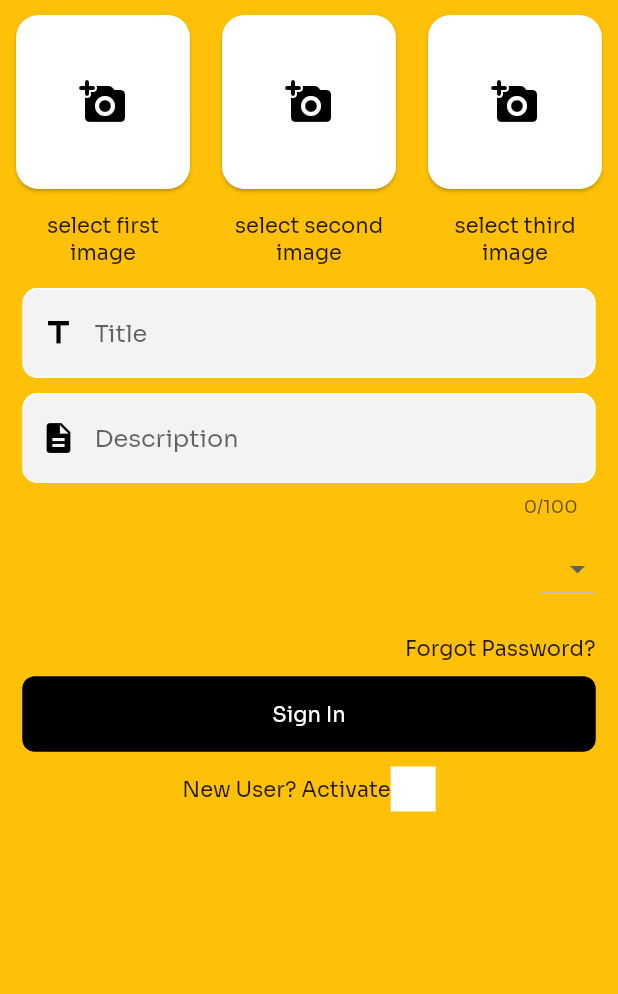
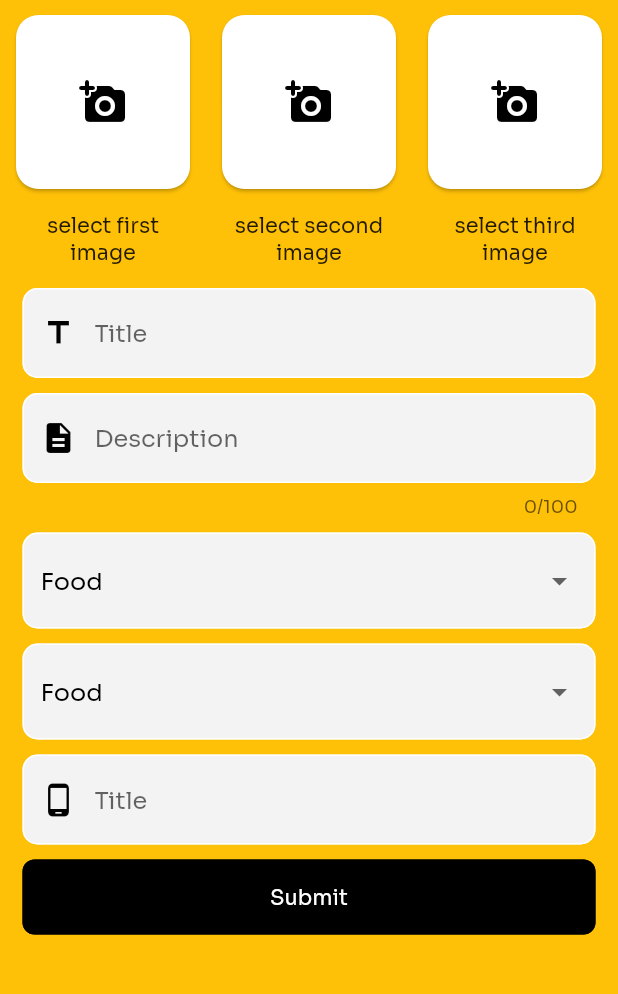
Before and after one commit to rohitsahu1920/need, a Flutter app: the AddNeedScreen screen opened directly, on a phone screen of 412 x 824 dp, the part 84-1078 px from its top. Run offline on Flutter 3.47's test engine with Material 2 defaults, Android fonts, the phone set to English and light mode, and no system bars; our stand-ins replace carousel_slider, dio, flutter_screenutil, fluttertoast, get, image_picker and 2 more; missing offline and left inert: connectivity_wrapper; accounts and stored records are empty.

Commit message:
add need screen complete. and clean code.

```diff
--- a/lib/res/strings.dart
+++ b/lib/res/strings.dart
@@ -47,6 +47,8 @@ class Strings {
   static String get selectThirdImageTitle => 'selectThirdImageTitle'.tr;
   static String get addNeedTitle => 'addNeedTitle'.tr;
   static String get addNeedDesc => 'addNeedDesc'.tr;
+  static String get mobileNumber => 'mobileNumber'.tr;
+  static String get submit => 'submit'.tr;
 
   //Validation
   static String get addNeedTitleValidation => 'addNeedTitleValidation'.tr;
--- a/lib/screens/add_needs_screens/add_need_screen.dart
+++ b/lib/screens/add_needs_screens/add_need_screen.dart
@@ -8,11 +8,11 @@ import 'package:need_flutter_app/utils/picker_handler.dart';
 import 'package:need_flutter_app/utils/sizes.dart';
 import 'package:need_flutter_app/utils/textstyles.dart';
 import 'package:need_flutter_app/utils/ui_helper.dart';
+import 'package:need_flutter_app/widget/app_dropdown_fields.dart';
 import 'package:need_flutter_app/widget/app_error_widget.dart';
 import 'package:need_flutter_app/widget/app_primary_button.dart';
 import 'package:need_flutter_app/widget/app_text_field.dart';
 import 'package:need_flutter_app/widget/custom_appbar.dart';
-
 import 'controller/add_need_controller.dart';
 
 class AddNeedScreen extends StatelessWidget {
@@ -81,7 +81,6 @@ class AddNeedScreen extends StatelessWidget {
                     imagePath: _addNeedController.imageThree.value,
                   ),
                 ),
-
               ],
             ),
             Padding(
@@ -90,7 +89,10 @@ class AddNeedScreen extends StatelessWidget {
                 crossAxisAlignment: CrossAxisAlignment.end,
                 children: [
                   AppTextField(
-                    prefixIcon: Icon(Icons.title, color: Colors.black,),
+                    prefixIcon: Icon(
+                      Icons.title,
+                      color: Colors.black,
+                    ),
                     hintText: Strings.addNeedTitle,
                     controller: _addNeedController.title,
                     validator: (value) {
@@ -104,7 +106,10 @@ class AddNeedScreen extends StatelessWidget {
                   C10(),
                   AppTextField(
                     maxLength: 100,
-                    prefixIcon: Icon(Icons.description, color: Colors.black,),
+                    prefixIcon: Icon(
+                      Icons.description,
+                      color: Colors.black,
+                    ),
                     hintText: Strings.addNeedDesc,
                     controller: _addNeedController.description,
                     validator: (value) {
@@ -116,48 +121,45 @@ class AddNeedScreen extends StatelessWidget {
                     keyboardType: TextInputType.text,
                   ),
                   C10(),
-                  DropdownButton<String>(
-                    items: <String>['A', 'B', 'C', 'D'].map((String value) {
-                      return DropdownMenuItem<String>(
-                        value: value,
-                        child: Text(value),
-                      );
-                    }).toList(),
-                    onChanged: (value) {},
+
+                  AppDropdownButtonField(
+                    items: _addNeedController.dropdownItems,
+                    onChange: (value){
+                      _addNeedController.setCurrentSelectedValue(value);
+                    },
+                    value: _addNeedController.dropdownItems[0],
                   ),
                   C10(),
+                  AppDropdownButtonField(
+                    items: _addNeedController.dropdownItems,
+                    onChange: (value){
+                      _addNeedController.setCurrentSelectedValue(value);
+                    },
+                    value: _addNeedController.dropdownItems[0],
+                  ),
                   C10(),
-                  GestureDetector(
-                    child: Text(
-                      Strings.forgotPass,
-                      textAlign: TextAlign.end,
+                  AppTextField(
+                    prefixIcon: Icon(
+                      Icons.phone_android,
+                      color: Colors.black,
                     ),
-                    onTap: () {
-                      //Get.to(() => ResetPasswordStartScreen());
+                    hintText: Strings.addNeedTitle,
+                    controller: _addNeedController.title,
+                    validator: (value) {
+                      if (value!.isEmpty) {
+                        return Strings.addNeedTitleValidation;
+                      }
+                      return null;
                     },
+                    keyboardType: TextInputType.text,
                   ),
                   C10(),
                   SizedBox(
                     width: double.infinity,
                     child: AppPrimaryButton(
-                      text: Strings.signIn,
+                      text: Strings.submit,
                       onPressed: (){},
                     ),
-                  ),
-                  C10(),
-                  Row(
-                    mainAxisAlignment: MainAxisAlignment.center,
-                    children: [
-                      GestureDetector(
-                        child: Text(
-                          Strings.newUserActivate,
-                        ),
-                        onTap: () {
-                          //Get.to(() => ActivateUserScreen());
-                        },
-                      ),
-                      C30(),
-                    ],
                   ),
                 ],
               ),
--- a/lib/screens/add_needs_screens/controller/add_need_controller.dart
+++ b/lib/screens/add_needs_screens/controller/add_need_controller.dart
@@ -2,7 +2,6 @@
 
 import 'package:flutter/cupertino.dart';
 import 'package:get/get.dart';
-import 'package:need_flutter_app/models/models.dart';
 import 'package:need_flutter_app/res/strings.dart';
 
 class AddNeedController extends GetxController{
@@ -17,13 +16,23 @@ class AddNeedController extends GetxController{
   TextEditingController addOne = TextEditingController();
   TextEditingController addTwo = TextEditingController();
 
-  static final List<ListItem> dropdownItemsBusinessType = [
-    ListItem(1, "Pharmacy"),
-    ListItem(2, "Diagnostic Center"),
-    ListItem(3, "Hospital"),
-    ListItem(2, "Gymnasiums"),
-    ListItem(3, "Others"),
+  List<String> dropdownItems = [
+    "Food",
+    "Transport",
+    "Personal",
+    "Shopping",
+    "Medical",
+    "Rent",
+    "Movie",
+    "Salary"
   ];
+
+
+  var currentSelectedValue = "Select Value";
+  setCurrentSelectedValue(String value){
+    currentSelectedValue = value;
+    update();
+  }
 
   var imageOne = "".obs;
   setImageOne(String value){
--- a/lib/screens/dashboard_screen/dashboard_screen.dart
+++ b/lib/screens/dashboard_screen/dashboard_screen.dart
@@ -8,7 +8,6 @@ import 'package:need_flutter_app/screens/show_all_screens/see_all_screen.dart';
 import 'package:need_flutter_app/utils/sizes.dart';
 import 'package:need_flutter_app/utils/textstyles.dart';
 import 'package:need_flutter_app/widget/appbar_without_back.dart';
-import 'package:need_flutter_app/widget/custom_appbar.dart';
 
 ///Created by Rohit Sahu on 29-09-2021
 
--- a/lib/screens/splash_screen.dart
+++ b/lib/screens/splash_screen.dart
@@ -14,8 +14,8 @@ import 'package:shared_preferences/shared_preferences.dart';
 
 import '../app.dart';
 import 'access_screen/access_screen.dart';
+import 'dashboard_screen/dashboard_screen.dart';
 import 'intro_screens/intro_screen.dart';
-import 'login_and_registration _screen/login_screen.dart';
 
 ///Created by Rohit Sahu on 17-09-2021
 
@@ -68,7 +68,7 @@ class _SplashScreenState extends State<SplashScreen> with AfterLayoutMixin<Splas
 
     if (storageStatus &&
         location) {
-      Get.offAll(() => LoginScreen());
+      Get.offAll(() => DashBoardScreen());
     } else {
       Get.offAll(() => AccessScreen());
     }
--- a/lib/translations/languages/english.dart
+++ b/lib/translations/languages/english.dart
@@ -43,5 +43,7 @@ class EnglishLanguage {
     "addNeed": "Add Need",
     "addNeedTitle": "Title",
     "addNeedDesc": "Description",
+    "mobileNumber": "Mobile number",
+    "submit": "Submit",
   };
 }
--- /dev/null
+++ b/lib/widget/app_dropdown_fields.dart
@@ -0,0 +1,49 @@
+import 'package:flutter/material.dart';
+import 'package:need_flutter_app/res/app_colors.dart';
+
+
+class AppDropdownButtonField extends StatelessWidget {
+  final String value;
+  final List<String> items;
+  final Function(String) onChange;
+
+  const AppDropdownButtonField({
+    Key? key,
+    required this.items,
+    required this.value,
+    required this.onChange,
+  }) : super(key: key);
+
+  @override
+  Widget build(BuildContext context) {
+    return DropdownButtonFormField(
+      decoration: InputDecoration(
+        enabledBorder: OutlineInputBorder(
+          borderSide: BorderSide(color: Colors.white),
+          borderRadius: BorderRadius.circular(10),
+        ),
+        focusedBorder: OutlineInputBorder(
+          borderSide: BorderSide(color: Colors.white),
+          borderRadius: BorderRadius.circular(10),
+        ),
+        filled: true,
+        border: InputBorder.none,
+        fillColor: AppColors.greyLight,
+      ),
+      value: value,
+      items: items.map<DropdownMenuItem<String>>((String data) {
+        return DropdownMenuItem<String>(
+          value: data,
+          child: Text(
+            data,
+            style: TextStyle(color: AppColors.black),
+            overflow: TextOverflow.ellipsis,
+            //maxLines: maxLines,
+            softWrap: true,
+          ),
+        );
+      }).toList(),
+      onChanged: (value) => onChange,
+    );
+  }
+}
```
Also changed, not shown: lib/widget/drop_down_widget.dart (deleted).
